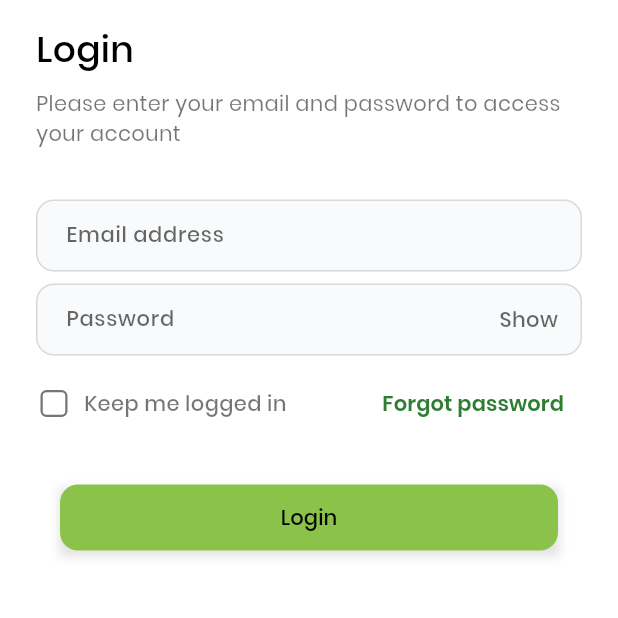
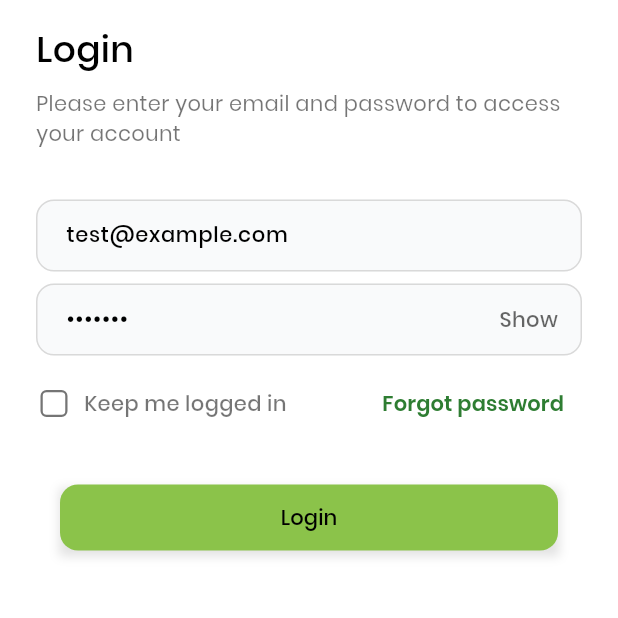
Before and after one commit to Navhal111/sodiet-flutter-app, a Flutter app: the screen it shows after launch, on a phone screen of 412 x 824 dp, the part 216-834 px from its top. Run offline on Flutter 3.47's test engine with Material 3 defaults, Android fonts, the phone set to English and light mode, and no system bars; our stand-ins replace device_info_plus, fl_chart, get, package_info_plus, shared_preferences, supabase_flutter; missing offline and left inert: network_info_plus; accounts and stored records are empty.

Commit message:
Login issue

```diff
--- a/lib/constant/appConstant.dart
+++ b/lib/constant/appConstant.dart
@@ -108,7 +108,6 @@ class AppConstants {
   static const String userData = 'userData';
   static const String SaveAccessKey = 'access_key';
 
-  static const String SUPABASE_URL = 'https://fqzgqbfpwhofywgdroye.supabase.co';
-  static const String SUPABASE_ANON_KEY =
-      'eyJhbGciOiJIUzI1NiIsInR5cCI6IkpXVCJ9.eyJpc3MiOiJzdXBhYmFzZSIsInJlZiI6ImZxemdxYmZwd2hvZnl3Z2Ryb3llIiwicm9sZSI6ImFub24iLCJpYXQiOjE3NDY1MDc2NTYsImV4cCI6MjA2MjA4MzY1Nn0.wsrYPeZalAeEi4vnVTtDwzV8-lG7Kt99GGv4AZy2Duc';
+  static const String SUPABASE_URL = '';
+  static const String SUPABASE_ANON_KEY = '';
 }
--- a/lib/main.dart
+++ b/lib/main.dart
@@ -15,8 +15,9 @@ void main() async {
   await di.init();
 
   await Supabase.initialize(
-    url: AppConstants.SUPABASE_URL,
-    anonKey: AppConstants.SUPABASE_ANON_KEY,
+    url: "https://fqzgqbfpwhofywgdroye.supabase.co",
+    anonKey:
+        "eyJhbGciOiJIUzI1NiIsInR5cCI6IkpXVCJ9.eyJpc3MiOiJzdXBhYmFzZSIsInJlZiI6ImZxemdxYmZwd2hvZnl3Z2Ryb3llIiwicm9sZSI6ImFub24iLCJpYXQiOjE3NDY1MDc2NTYsImV4cCI6MjA2MjA4MzY1Nn0.wsrYPeZalAeEi4vnVTtDwzV8-lG7Kt99GGv4AZy2Duc",
   );
 
   runApp(MyApp());
--- a/lib/view/screen/auth/forgot_password/forgot_password_screen.dart
+++ b/lib/view/screen/auth/forgot_password/forgot_password_screen.dart
@@ -1,5 +1,6 @@
 import 'package:flutter/material.dart';
 import 'package:get/get.dart';
+import 'package:sodiet/controller/auth/authController.dart';
 import 'package:sodiet/utils/images.dart';
 import 'package:sodiet/view/widgets/app_text.dart';
 import 'package:sodiet/view/widgets/custom_button.dart';
@@ -24,7 +25,7 @@ class _ForgotPasswordScreenState extends State<ForgotPasswordScreen> {
   }
 
   void _sendResetLink() {
-    // Implement send reset link functionality
+    // Implement Supabase password reset functionality
     String email = _emailController.text.trim();
 
     if (email.isEmpty) {
@@ -32,16 +33,9 @@ class _ForgotPasswordScreenState extends State<ForgotPasswordScreen> {
       return;
     }
 
-    // TODO: Implement API call to send password reset link
-    print('Sending reset link to: $email');
-
-    // Show success message
-    Get.snackbar(
-      'Success',
-      'Password recovery link has been sent to your email',
-      backgroundColor: Theme.of(context).primaryColor.withOpacity(0.1),
-      colorText: Theme.of(context).primaryColor,
-    );
+    // Use AuthController to send password reset
+    final authController = Get.find<AuthController>();
+    authController.resetPassword(email, context);
   }
 
   @override
--- a/lib/view/screen/auth/login_screen.dart
+++ b/lib/view/screen/auth/login_screen.dart
@@ -4,7 +4,6 @@ import 'package:sodiet/controller/auth/authController.dart';
 import 'package:sodiet/route/app_routes.dart';
 import 'package:sodiet/utils/images.dart';
 import 'package:sodiet/view/widgets/app_text.dart';
-import 'package:sodiet/view/widgets/custom_button.dart';
 import 'package:sodiet/view/widgets/custom_text_field.dart';
 import 'package:sodiet/view/widgets/password_text_field.dart';
 
@@ -33,8 +32,16 @@ class _LoginScreenState extends State<LoginScreen> {
     super.dispose();
   }
 
+  @override
+  void initState() {
+    // TODO: implement initState
+    super.initState();
+    _emailController.text = "test@example.com";
+    _passwordController.text = "test123";
+  }
+
   void _login(AuthController authController) {
-    // Implement login functionality
+    // Implement Supabase login functionality
     String email = _emailController.text.trim();
     String password = _passwordController.text.trim();
 
@@ -47,10 +54,15 @@ class _LoginScreenState extends State<LoginScreen> {
       showCustomSnackBar('Please enter your password', context);
       return;
     }
-    authController.demoLoginTry({
-      "userName": email,
-      "password": password,
-    }, context);
+
+    // Use Supabase authentication instead of demo login
+    authController.signIn(email, password, context);
+
+    // Keep demo login as fallback (remove this line when you're ready to fully switch to Supabase)
+    // authController.demoLoginTry({
+    //   "userName": email,
+    //   "password": password,
+    // }, context);
   }
 
   @override
@@ -142,15 +154,63 @@ class _LoginScreenState extends State<LoginScreen> {
                     ),
                     const SizedBox(height: 30),
                     Center(
-                      child: CustomButton(
-                        width: Get.width - 80,
-                        text: 'Login',
-                        onPressed: () {
-                          _login(authController);
-                        },
-                        height: 44,
-                        showShadow: true,
-                      ),
+                      child: Obx(() {
+                        return Container(
+                          width: Get.width - 80,
+                          height: 44,
+                          decoration: BoxDecoration(
+                            boxShadow: [
+                              BoxShadow(
+                                color: Colors.grey.withOpacity(0.3),
+                                spreadRadius: 1,
+                                blurRadius: 5,
+                                offset: Offset(0, 3),
+                              )
+                            ],
+                          ),
+                          child: TextButton(
+                            onPressed: authController.isLoading.value
+                                ? null
+                                : () {
+                                    _login(authController);
+                                  },
+                            style: TextButton.styleFrom(
+                              backgroundColor: authController.isLoading.value
+                                  ? Colors.grey.shade400
+                                  : Theme.of(context).primaryColor,
+                              padding: EdgeInsets.zero,
+                              shape: RoundedRectangleBorder(
+                                borderRadius: BorderRadius.circular(12.0),
+                              ),
+                            ),
+                            child: authController.isLoading.value
+                                ? Row(
+                                    mainAxisAlignment: MainAxisAlignment.center,
+                                    children: [
+                                      SizedBox(
+                                        width: 20,
+                                        height: 20,
+                                        child: CircularProgressIndicator(
+                                          color: Colors.white,
+                                          strokeWidth: 2,
+                                        ),
+                                      ),
+                                      SizedBox(width: 10),
+                                      MediumText(
+                                        'Logging in...',
+                                        fontSize: 14,
+                                        textColor: Colors.white,
+                                      ),
+                                    ],
+                                  )
+                                : MediumText(
+                                    'Login',
+                                    fontSize: 14,
+                                    textColor: Theme.of(context).hintColor,
+                                  ),
+                          ),
+                        );
+                      }),
                     ),
                   ],
                 ),
--- a/lib/view/widgets/chart/activity_overview_chart.dart
+++ b/lib/view/widgets/chart/activity_overview_chart.dart
@@ -264,8 +264,6 @@ class ActivityOverviewChart extends StatelessWidget {
         double rawValue = series.data[i];
         double value = rawValue < 0 ? 0.0 : rawValue;
         if (value > maxValue) maxValue = value;
-        print(
-            '📈 Max calc - Activity: ${series.name}, Raw: $rawValue, Processed: $value, Current Max: $maxValue');
       }
     }
 
@@ -399,9 +397,7 @@ class ActivityOverviewChart extends StatelessWidget {
       // Check if this activity has any non-zero data
       bool hasData = series.data.any((value) => value > 0);
       if (hasData) {
-        print('🎯 Creating individual line for activity: ${series.name}');
         final color = _getActivityColor(series.name);
-        print('🎨 Color for ${series.name}: $color');
 
         charts.add(_buildIndividualLineChart(series, color));
       }
@@ -421,8 +417,6 @@ class ActivityOverviewChart extends StatelessWidget {
         double rawValue = series.data[i];
         // Double-check: ensure no negative values can pass through
         value = rawValue < 0 ? 0.0 : rawValue;
-        print(
-            '📊 Activity: ${series.name}, Index: $i, Raw: $rawValue, Clamped: $value');
       }
       spots.add(FlSpot(i.toDouble(), value));
     }
```
Also changed, not shown: lib/api/supabase_auth_service.dart (added, +303 -0 lines), lib/controller/auth/authController.dart (+142 -5 lines).
